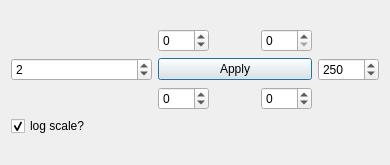
Old version of the form src/main/python/ui/limits.ui in the repository 3ll3d00d/beqdesigner.
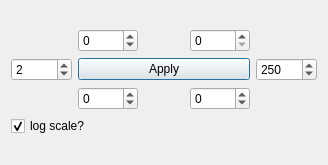
New version of the form.

Commit message: #47 corrected column stretch in limits window

```diff
--- a/src/main/python/ui/limits.ui
+++ b/src/main/python/ui/limits.ui
@@ -6,7 +6,7 @@
    <rect>
     <x>0</x>
     <y>0</y>
-    <width>390</width>
+    <width>328</width>
     <height>165</height>
    </rect>
   </property>
@@ -15,7 +15,7 @@
   </property>
   <layout class="QGridLayout" name="gridLayout_2">
    <item row="0" column="0">
-    <layout class="QGridLayout" name="gridLayout" columnstretch="1,0,0,0,0">
+    <layout class="QGridLayout" name="gridLayout" columnstretch="1,1,0,1,1">
      <item row="2" column="3">
       <widget class="QSpinBox" name="y2Min">
        <property name="minimum">
```
The commit also changes 1 other file.
